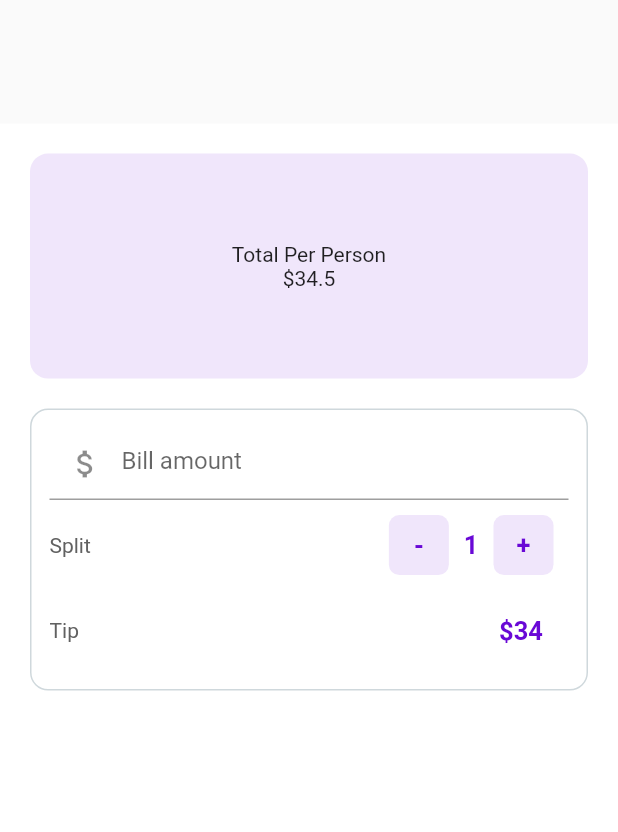
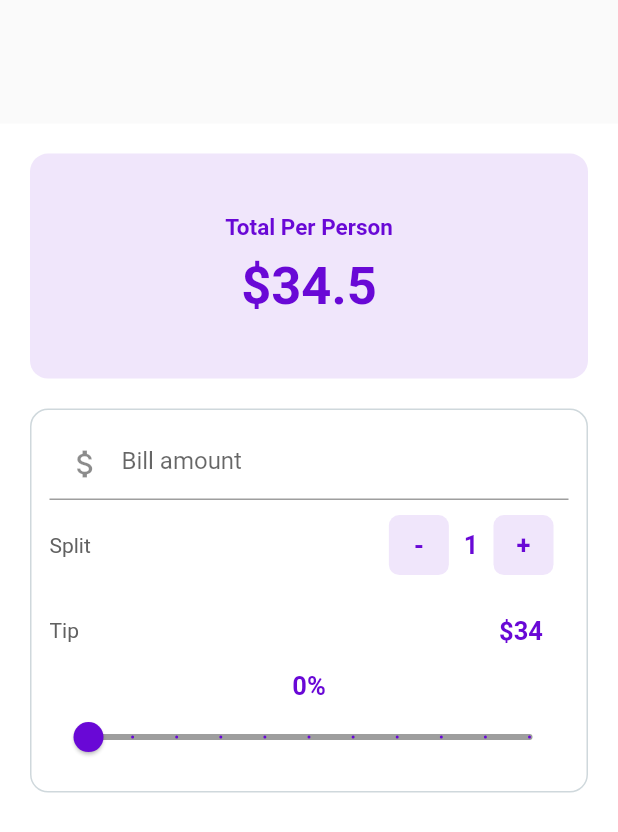
Before and after one commit to edmirmob/BillSplliter, a Flutter app: the screen it shows after launch, on a phone screen of 412 x 824 dp. Shown: the top 832 px of the screen. Run offline on Flutter 3.47's test engine with Material 2 defaults, Android fonts, the phone set to English and light mode, and no system bars.

Commit message:
Finished User Interface

```diff
--- a/billsplitterflutter/lib/home.dart
+++ b/billsplitterflutter/lib/home.dart
@@ -33,8 +33,23 @@ class _HomeState extends State<Home> {
                 child: Column(
                   mainAxisAlignment: MainAxisAlignment.center,
                   children: [
-                    Text('Total Per Person'),
-                    Text('\$34.5'),
+                    Text(
+                      'Total Per Person',
+                      style: TextStyle(
+                          fontWeight: FontWeight.bold,
+                          fontSize: 15,
+                          color: _purple),
+                    ),
+                    SizedBox(
+                      height: 10,
+                    ),
+                    Text(
+                      '\$34.5',
+                      style: TextStyle(
+                          color: _purple,
+                          fontSize: 35,
+                          fontWeight: FontWeight.bold),
+                    ),
                   ],
                 ),
               ),
@@ -158,6 +173,29 @@ class _HomeState extends State<Home> {
                         ),
                       ),
                     ],
+                  ),
+                  Column(
+                    children: [
+                      Text(
+                        '$_tipPersentage%',
+                        style: TextStyle(
+                            color: _purple,
+                            fontSize: 17,
+                            fontWeight: FontWeight.bold),
+                      ),
+                      Slider(
+                          min: 0,
+                          max: 100,
+                          divisions: 10,
+                          activeColor: _purple,
+                          inactiveColor: Colors.grey,
+                          value: _tipPersentage.toDouble(),
+                          onChanged: (value) {
+                            setState(() {
+                              _tipPersentage = value.round();
+                            });
+                          })
+                    ],
                   )
                 ],
               ),
```
